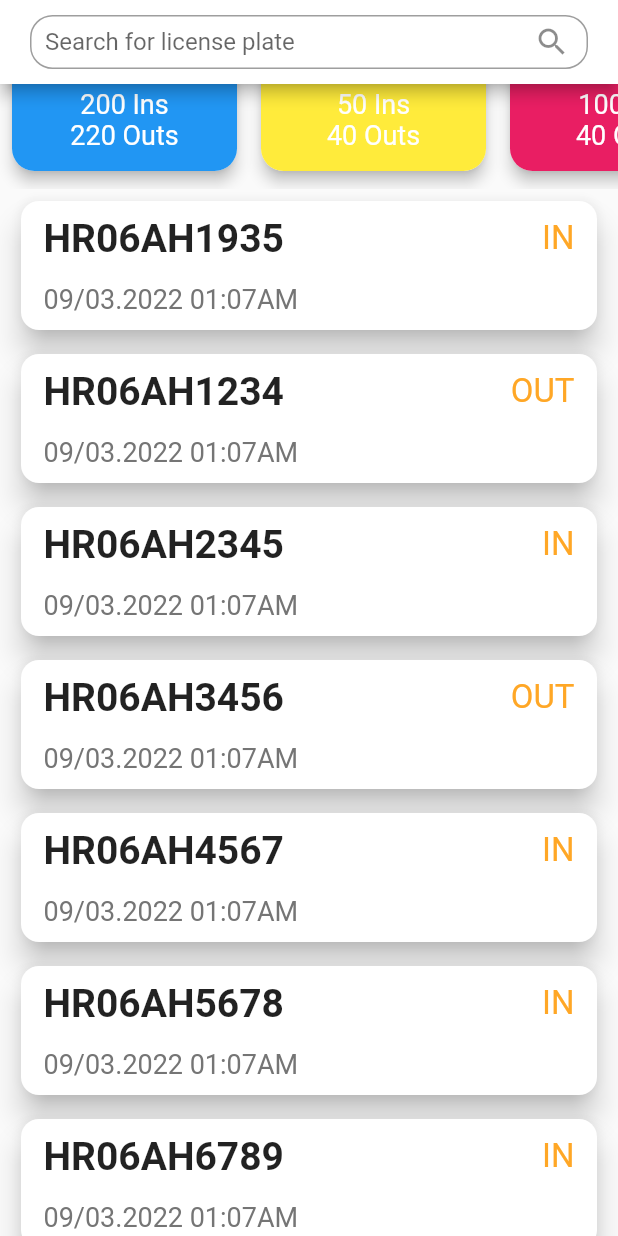
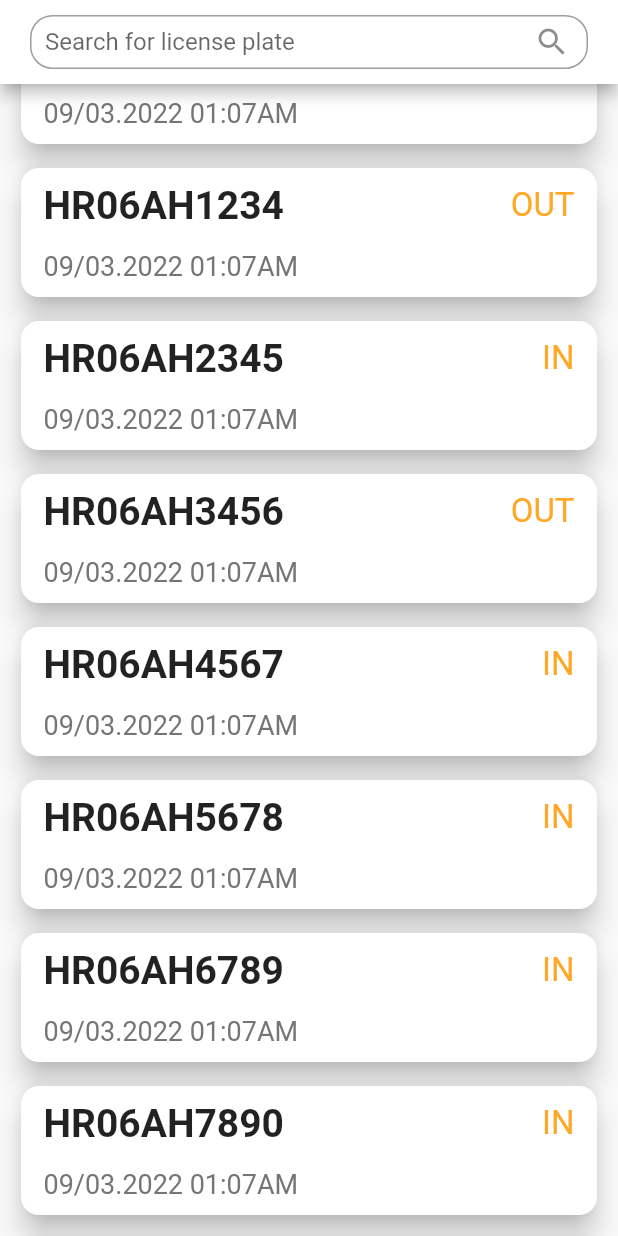
Before and after one commit to Sanchit-sk/NITKKR-ANPR-app, a Flutter app: the screen it shows after launch, scrolled down 576 dp, on a phone screen of 412 x 824 dp. Run offline on Flutter 3.47's test engine with Material 2 defaults, Android fonts, the phone set to English and light mode, and no system bars; our stand-ins replace fl_chart, google_fonts, syncfusion_flutter_charts.

Commit message:
Provider done

```diff
--- /dev/null
+++ b/lib/constants.dart
@@ -0,0 +1,4 @@
+class AppConstants {
+  static const String ACTIVITY_IN = "IN";
+  static const String ACTIVITY_OUT = "OUT";
+}
--- a/lib/main.dart
+++ b/lib/main.dart
@@ -1,9 +1,12 @@
 import 'package:flutter/material.dart';
 import 'package:nit_anpr_app/pages/home_page.dart';
+import 'package:nit_anpr_app/providers/plates_data_provider.dart';
+import 'package:provider/provider.dart';
 import './sample_data.dart';
 
 void main() {
-  runApp(const MyApp());
+  runApp(ChangeNotifierProvider(
+      create: (context) => PlatesDataProvider(), child: const MyApp()));
 }
 
 class MyApp extends StatelessWidget {
@@ -26,9 +29,7 @@ class MyApp extends StatelessWidget {
         // is not restarted.
         primarySwatch: Colors.blue,
       ),
-      home: HomePage(
-        plates: platesData,
-      ),
+      home: HomePage(),
     );
   }
 }
--- a/lib/models/plate_info.dart
+++ b/lib/models/plate_info.dart
@@ -14,7 +14,6 @@ class PlateInfo {
 
   @override
   String toString() {
-    // TODO: implement toString
     return "Platetext: $plateText \nActivity: $activity\nLocation: $location\ntimestamp: $timeStamp\n";
   }
 }
--- a/lib/pages/home_page.dart
+++ b/lib/pages/home_page.dart
@@ -2,6 +2,7 @@ import 'package:flutter/material.dart';
 import 'package:flutter/rendering.dart';
 import 'package:nit_anpr_app/models/location_info.dart';
 import 'package:nit_anpr_app/models/plate_info.dart';
+import 'package:nit_anpr_app/providers/plates_data_provider.dart';
 import 'package:nit_anpr_app/sample_data.dart';
 import 'package:nit_anpr_app/widgets/location_card.dart';
 import 'package:nit_anpr_app/widgets/my_pie_chart.dart';
@@ -11,11 +12,12 @@ import 'package:google_fonts/google_fonts.dart';
 import 'package:fl_chart/fl_chart.dart';
 import 'package:syncfusion_flutter_charts/charts.dart';
 import 'package:syncfusion_flutter_charts/sparkcharts.dart';
+import 'package:provider/provider.dart';
 
 class HomePage extends StatefulWidget {
-  List<PlateInfo> plates;
   String query = "";
-  HomePage({Key? key, required this.plates}) : super(key: key);
+
+  HomePage({Key? key}) : super(key: key);
 
   @override
   State<HomePage> createState() => _HomePageState();
@@ -24,11 +26,8 @@ class HomePage extends StatefulWidget {
 class _HomePageState extends State<HomePage> {
   @override
   Widget build(BuildContext context) {
-    List<PlateInfo> filteredPlates = widget.plates
-        .where(
-            (element) => element.plateText.contains(widget.query.toUpperCase()))
-        .toList();
-
+    return Consumer<PlatesDataProvider>(
+      builder: (context, data, child) {
         return Material(
           child: SafeArea(
             child: CustomScrollView(
@@ -55,55 +54,50 @@ class _HomePageState extends State<HomePage> {
                 SliverAppBar(
                   backgroundColor: Colors.white,
                   flexibleSpace: Padding(
-                  padding:
-                      const EdgeInsets.symmetric(horizontal: 20, vertical: 10),
+                      padding: const EdgeInsets.symmetric(
+                          horizontal: 20, vertical: 10),
                       child: MySearchBar(
                           hint: "Search for license plate",
                           suffixIcon: const Icon(Icons.search),
                           onSearch: (query) {
                             widget.query = query;
-                        // print("Search query changed: ${widget.query}");
                             setState(() {});
                           })),
                   pinned: true,
                 ),
                 SliverList(
                     delegate: SliverChildListDelegate(<Widget>[
-              MyPieChart(chartData: pieChartData),
-              SingleChildScrollView(
-                scrollDirection: Axis.horizontal,
-                child: Row(
-                  children: [
-                    LocationCard(
-                        locationInfo: LocationInfo(
-                            location: "Gate 1", ins: 200, outs: 220)),
-                    LocationCard(
-                      locationInfo:
-                          LocationInfo(location: "Gate 2", ins: 50, outs: 40),
-                      cardColor: Colors.yellow,
-                    ),
-                    LocationCard(
-                      locationInfo:
-                          LocationInfo(location: "Gate 3", ins: 100, outs: 40),
-                      cardColor: Colors.pink,
-                    ),
-                  ],
-                ),
-              ),
+                  MyPieChart(chartData: {
+                    "Ins": data.totalIns.toDouble(),
+                    "Outs": data.totalOuts.toDouble()
+                  }),
+                  // SingleChildScrollView(
+                  //   scrollDirection: Axis.horizontal,
+                  //   child: ListView.builder(
+                  //       itemBuilder: (context, pos) {
+                  //         List<LocationInfo> locationDataList =
+                  //             data.locationData.values.toList();
+                  //         return LocationCard(
+                  //             locationInfo: locationDataList[pos]);
+                  //       },
+                  //       itemCount: data.locationData.length),
+                  // ),
                   // PlateCard(plate: demoPlate),
                   // PlateCard(plate: demoPlate)
                   ListView.builder(
                     shrinkWrap: true,
                     physics: const ClampingScrollPhysics(),
                     itemBuilder: (context, pos) => PlateCard(
-                  plate: filteredPlates[pos],
+                      plate: data.getFilteredPlates(widget.query)[pos],
                     ),
-                itemCount: filteredPlates.length,
+                    itemCount: data.getFilteredPlates(widget.query).length,
                   )
                 ]))
               ],
             ),
           ),
         );
+      },
+    );
   }
 }
--- /dev/null
+++ b/lib/providers/plates_data_provider.dart
@@ -0,0 +1,59 @@
+import 'package:flutter/cupertino.dart';
+import 'package:nit_anpr_app/Constants.dart';
+import 'package:nit_anpr_app/models/location_info.dart';
+import 'package:nit_anpr_app/models/plate_info.dart';
+import 'package:nit_anpr_app/sample_data.dart';
+
+class PlatesDataProvider extends ChangeNotifier {
+  List<PlateInfo> _platesList = platesData;
+
+  List<PlateInfo> get plates => _platesList;
+
+  Map<String, LocationInfo> get locationData {
+    Map<String, LocationInfo> locData = {};
+    plates.forEach((element) {
+      String loc = element.location;
+      String act = element.activity;
+      locData.putIfAbsent(loc, () => LocationInfo(location: loc));
+      if (act == AppConstants.ACTIVITY_IN) locData[loc]!.ins += 1;
+      if (act == AppConstants.ACTIVITY_OUT) locData[loc]!.outs += 1;
+    });
+
+    return locData;
+  }
+
+  int get totalIns {
+    int countIns = 0;
+    plates.forEach((element) {
+      if (element.activity == AppConstants.ACTIVITY_IN) countIns += 1;
+    });
+
+    return countIns;
+  }
+
+  int get totalOuts {
+    int countOuts = 0;
+    plates.forEach((element) {
+      if (element.activity == AppConstants.ACTIVITY_OUT) countOuts += 1;
+    });
+
+    return countOuts;
+  }
+
+  // To set the original list from the DB
+  //TODO: Change the method to fetch the list based on date/time given as filters by the user
+  //Must fetch the new list everytime the time frame is changed by the user
+  void setPlatesList(List<PlateInfo> newPlates) {
+    _platesList = newPlates;
+    notifyListeners();
+  }
+
+  List<PlateInfo> getFilteredPlates(String query) {
+    List<PlateInfo> filteredList = _platesList
+        .where((element) =>
+            element.plateText.toLowerCase().contains(query.toLowerCase()))
+        .toList();
+
+    return filteredList;
+  }
+}
--- a/pubspec.yaml
+++ b/pubspec.yaml
@@ -37,6 +37,7 @@ dependencies:
   syncfusion_flutter_charts: ^19.4.55
   google_fonts: ^2.1.0
   fl_chart: ^0.46.0
+  provider: ^6.0.2
 
 dev_dependencies:
   flutter_test:
```
Also changed, not shown: pubspec.lock. Lines whose indentation alone changed are shown as unchanged.
